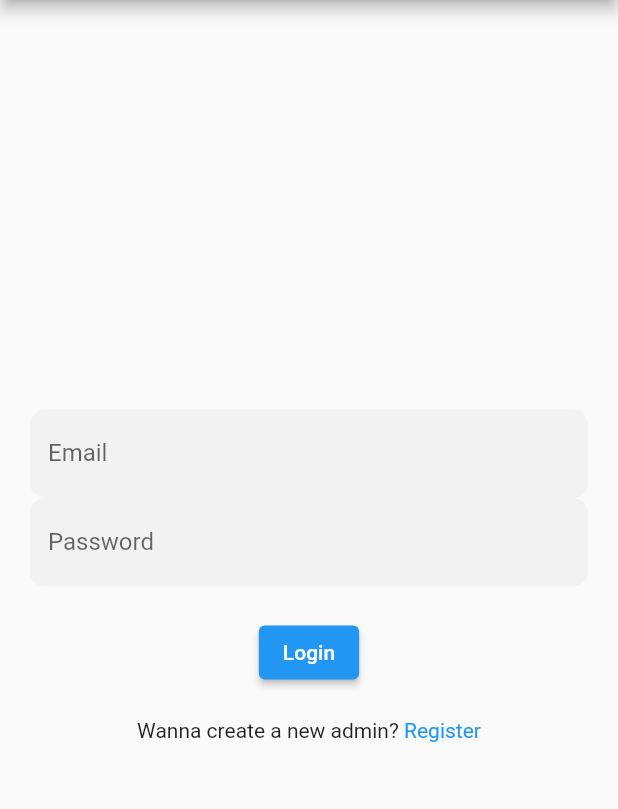
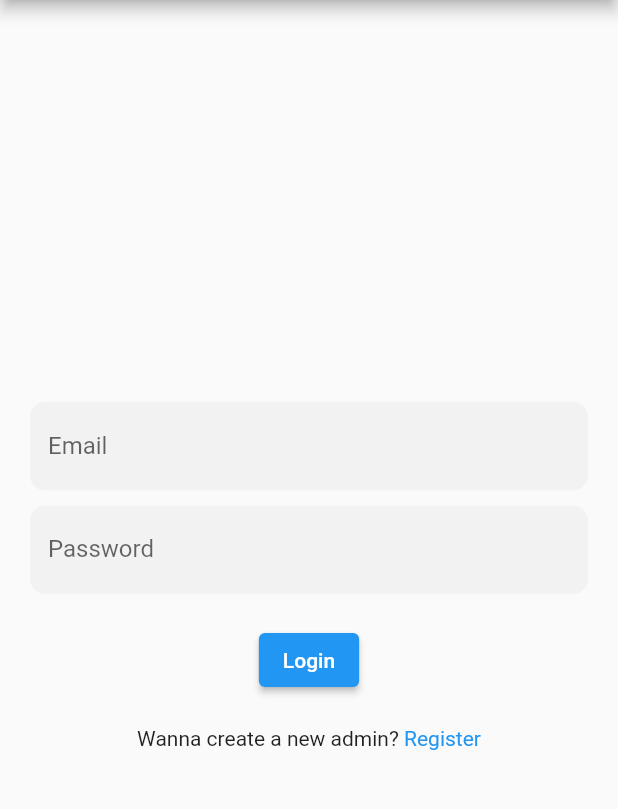
Before and after one commit to mimib00/fenwicks_admin, a Flutter app: the screen it shows after launch, on a phone screen of 412 x 824 dp, the part 84-893 px from its top. Run offline on Flutter 3.47's test engine with Material 2 defaults, Android fonts, the light colour scheme and no system bars; our stand-ins replace cloud_firestore, firebase_auth, firebase_core, firebase_messaging, get, qr_flutter and 2 more; missing offline and left inert: file_saver; accounts and stored records are empty.

Commit message:
fixed spacing bug

```diff
--- a/lib/views/auth/login.dart
+++ b/lib/views/auth/login.dart
@@ -32,6 +32,7 @@ class LoginScreen extends GetView<AuthController> {
                   return null;
                 },
               ),
+              const SizedBox(height: 10),
               TextFormField(
                 controller: controller.password,
                 obscureText: true,
```
